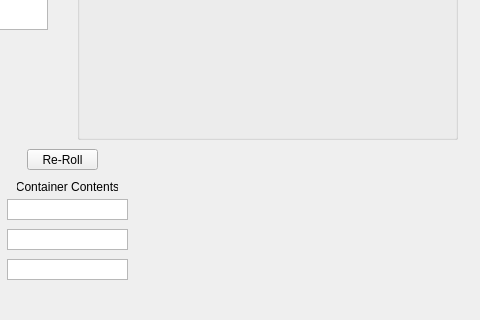
First picture: the form in RSMaker/QTemplates/RSM_Main.ui, repository Tellusionist/RPGRandomSessionMaker, before the edit; both pictures show x 553 to 1033 and y 160 to 480 of the 1033 by 609 pixel window.
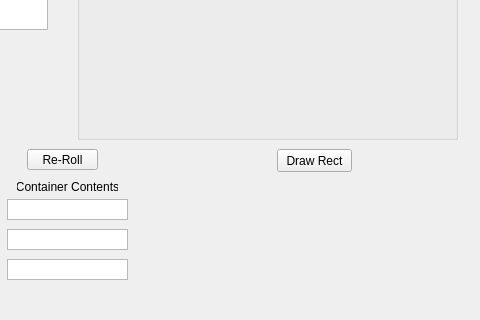
Second picture: the form after the edit. Icons and pictures are not drawn.

Commit message: switched to painter/canvas draw method vs OpenGL and added POC

```diff
--- a/RSMaker/QTemplates/RSM_Main.ui
+++ b/RSMaker/QTemplates/RSM_Main.ui
@@ -1425,6 +1425,19 @@
      <string>Show chamber when generating</string>
     </property>
    </widget>
+   <widget class="QPushButton" name="btn_draw">
+    <property name="geometry">
+     <rect>
+      <x>830</x>
+      <y>290</y>
+      <width>75</width>
+      <height>23</height>
+     </rect>
+    </property>
+    <property name="text">
+     <string>Draw Rect</string>
+    </property>
+   </widget>
   </widget>
   <widget class="QMenuBar" name="menubar">
    <property name="geometry">
```
Left out of the diff: 111 changed lines with no effect on the pictures. The commit also changes 3 other files.
